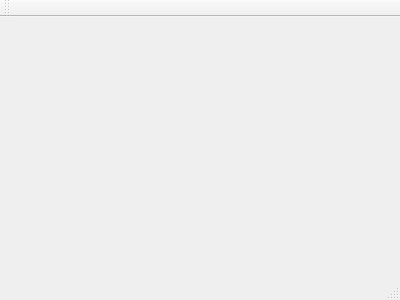
Above: mainwindow.ui from gvsurenderreddy/Nearby-Live-Desktop before the change. Below: the same form after it.
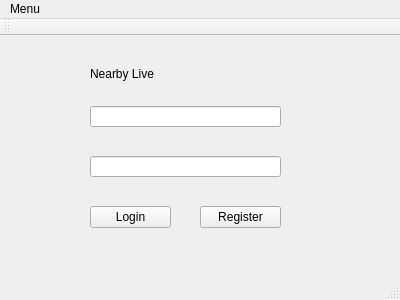
That is the form after the change.

Commit message: upate ui just for start

The edit to the form file:
```diff
--- a/mainwindow.ui
+++ b/mainwindow.ui
@@ -12,13 +12,94 @@
   <property name="windowTitle" >
    <string>MainWindow</string>
   </property>
-  <widget class="QMenuBar" name="menuBar" />
-  <widget class="QToolBar" name="mainToolBar" />
-  <widget class="QWidget" name="centralWidget" />
-  <widget class="QStatusBar" name="statusBar" />
+  <widget class="QWidget" name="centralWidget">
+   <widget class="QPushButton" name="pushButton">
+    <property name="geometry">
+     <rect>
+      <x>90</x>
+      <y>170</y>
+      <width>81</width>
+      <height>22</height>
+     </rect>
+    </property>
+    <property name="text">
+     <string>Login</string>
+    </property>
+   </widget>
+   <widget class="QPushButton" name="pushButton_2">
+    <property name="geometry">
+     <rect>
+      <x>200</x>
+      <y>170</y>
+      <width>81</width>
+      <height>22</height>
+     </rect>
+    </property>
+    <property name="text">
+     <string>Register</string>
+    </property>
+   </widget>
+   <widget class="QLineEdit" name="lineEdit">
+    <property name="geometry">
+     <rect>
+      <x>90</x>
+      <y>70</y>
+      <width>191</width>
+      <height>21</height>
+     </rect>
+    </property>
+   </widget>
+   <widget class="QLineEdit" name="lineEdit_2">
+    <property name="geometry">
+     <rect>
+      <x>90</x>
+      <y>120</y>
+      <width>191</width>
+      <height>21</height>
+     </rect>
+    </property>
+   </widget>
+   <widget class="QLabel" name="label">
+    <property name="geometry">
+     <rect>
+      <x>90</x>
+      <y>30</y>
+      <width>111</width>
+      <height>16</height>
+     </rect>
+    </property>
+    <property name="text">
+     <string>Nearby Live</string>
+    </property>
+   </widget>
+  </widget>
+  <widget class="QMenuBar" name="menuBar">
+   <property name="geometry">
+    <rect>
+     <x>0</x>
+     <y>0</y>
+     <width>400</width>
+     <height>19</height>
+    </rect>
+   </property>
+   <widget class="QMenu" name="menuNearby_Live_Desktop">
+    <property name="title">
+     <string>Menu</string>
+    </property>
+   </widget>
+   <addaction name="menuNearby_Live_Desktop"/>
+  </widget>
+  <widget class="QToolBar" name="mainToolBar">
+   <attribute name="toolBarArea">
+    <enum>TopToolBarArea</enum>
+   </attribute>
+   <attribute name="toolBarBreak">
+    <bool>false</bool>
+   </attribute>
+  </widget>
+  <widget class="QStatusBar" name="statusBar"/>
  </widget>
- <layoutDefault spacing="6" margin="11" />
- <pixmapfunction></pixmapfunction>
+ <layoutdefault spacing="6" margin="11"/>
  <resources/>
  <connections/>
 </ui>
```
Left out of the diff: 7 changed lines with no effect on the pictures. The commit also changes 2 other files.
